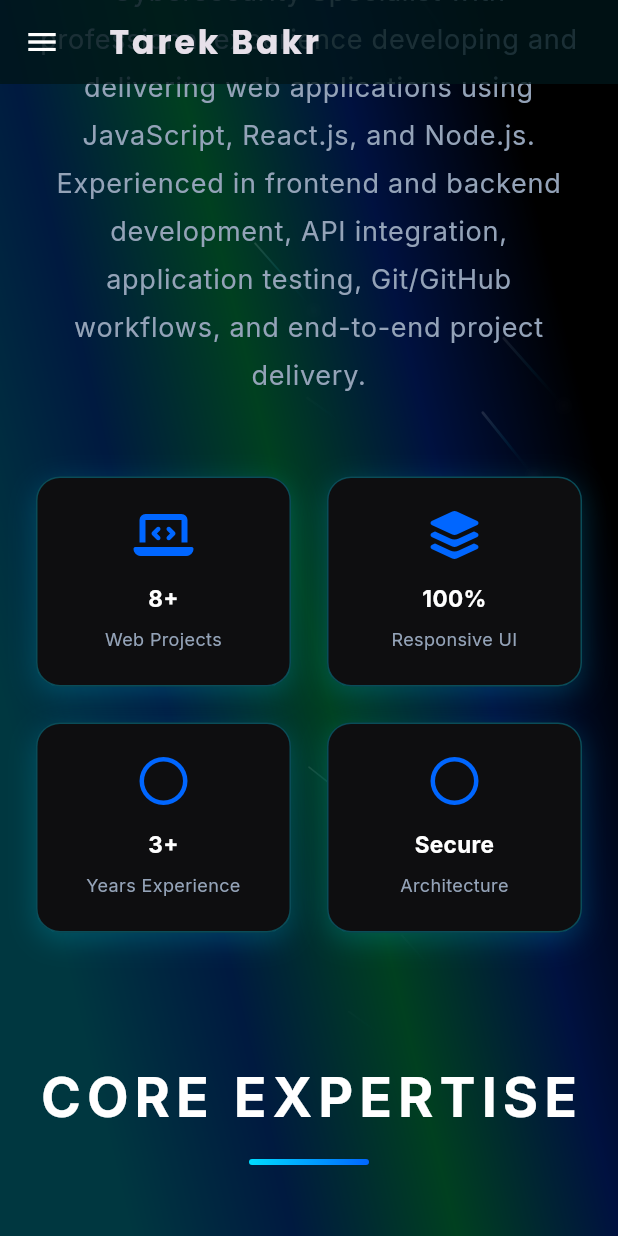
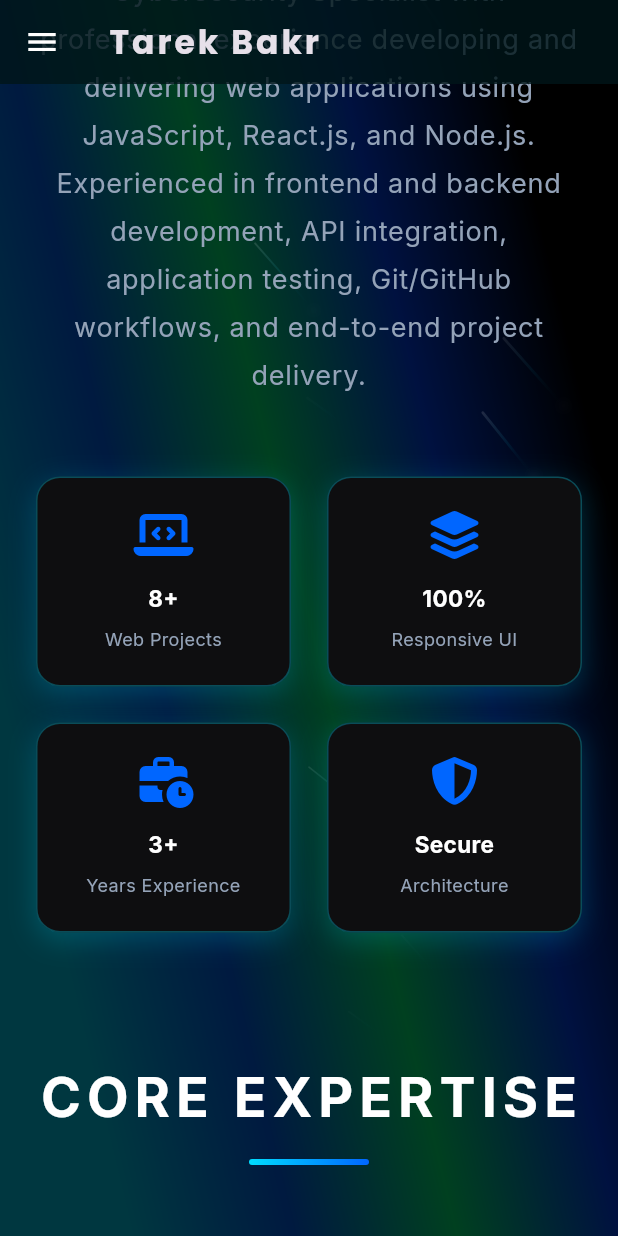
Before and after one commit to 01014302142tarek/Tarek_Portfolio, a Flutter app: the screen it shows after launch, scrolled down 1152 dp, on a phone screen of 412 x 824 dp. Run offline on Flutter 3.47's test engine with Material 3 defaults, Android fonts, the phone set to English and light mode, and no system bars; drawn by our look-alikes of flutter_animate; our stand-ins replace animated_text_kit, font_awesome_flutter, google_fonts, responsive_framework; missing offline and left inert: dart:js_interop, pdfx; project files that could hold a hidden picture were left out.

Commit message:
Update IconHelper mapping

```diff
--- a/lib/core/utils/icon_helper.dart
+++ b/lib/core/utils/icon_helper.dart
@@ -39,6 +39,18 @@ class IconHelper {
         return FontAwesomeIcons.gaugeHigh;
       case 'mobileButton':
         return FontAwesomeIcons.mobileButton;
+      case 'businessTime':
+        return FontAwesomeIcons.businessTime;
+      case 'shieldHalved':
+        return FontAwesomeIcons.shieldHalved;
+      case 'fileInvoice':
+        return FontAwesomeIcons.fileInvoice;
+      case 'lock':
+        return FontAwesomeIcons.lock;
+      case 'globe':
+        return FontAwesomeIcons.globe;
+      case 'ship':
+        return FontAwesomeIcons.ship;
       case 'laptopCode':
         return FontAwesomeIcons.laptopCode;
       case 'graduationCap':
```
Also changed, not shown: 1 other file.
